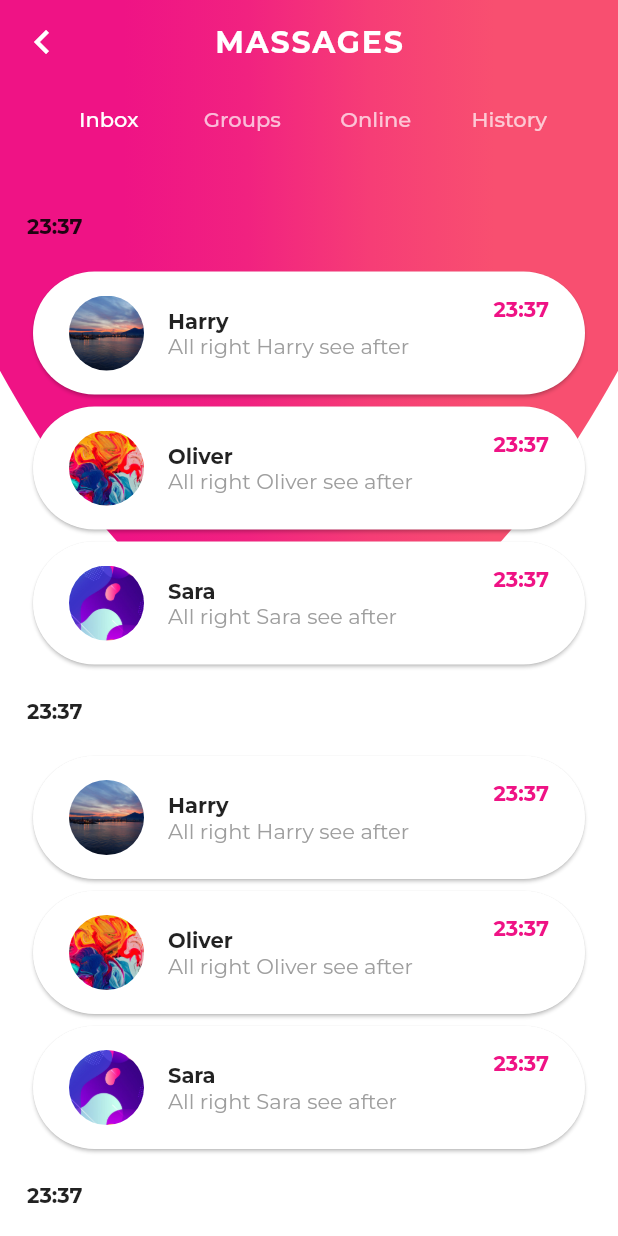
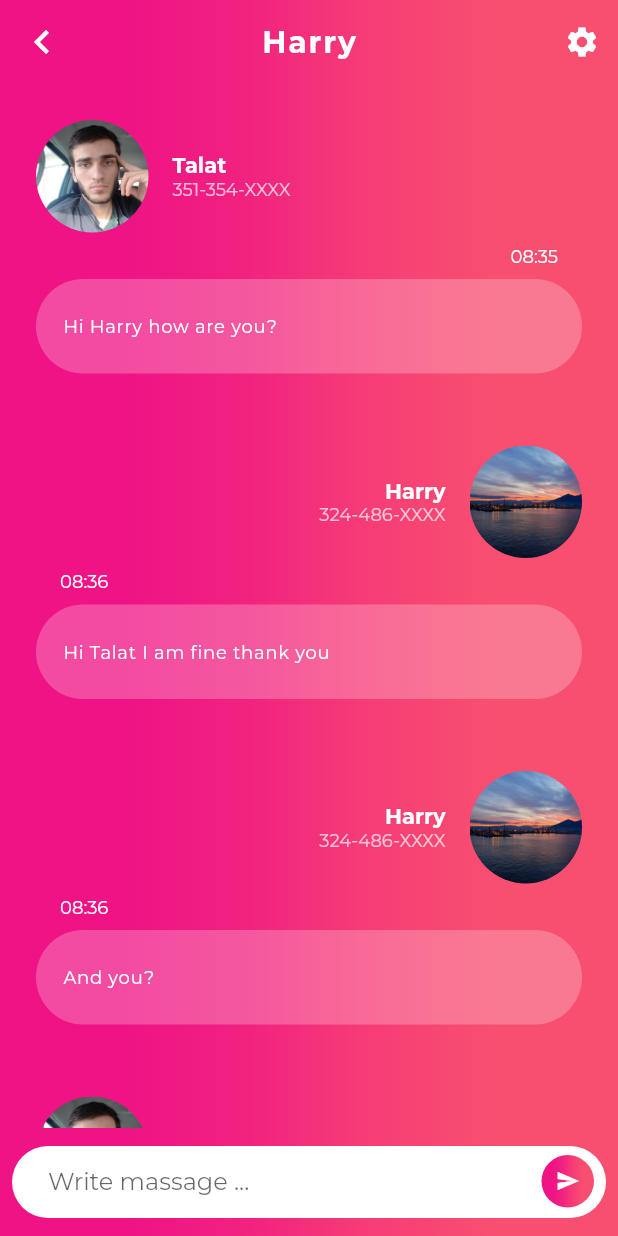
Before and after one commit to elbeicktalat/flutter_ui, a Flutter app: the screen it shows after launch, on a phone screen of 412 x 824 dp. Run offline on Flutter 3.47's test engine with Material 2 defaults, Android fonts, the phone set to English and light mode, and no system bars; our stand-ins replace google_fonts; missing offline and left inert: flutter_page_view_indicator.

Commit message:
add chat_1 conservation.

```diff
--- /dev/null
+++ b/lib/chats/chat1/chat_1_conversation.dart
@@ -0,0 +1,302 @@
+import 'package:flutter/material.dart';
+import 'package:flutter_ui/chats/chat1/models/conversion.dart';
+import 'package:flutter_ui/chats/chat1/models/massage.dart';
+import 'package:flutter_ui/chats/chat1/provider.dart';
+import 'package:google_fonts/google_fonts.dart';
+
+class Chat1Conversation extends StatefulWidget {
+  const Chat1Conversation({Key? key, required this.id}) : super(key: key);
+
+  final String id;
+
+  @override
+  State<Chat1Conversation> createState() => _Chat1ConversationState();
+}
+
+class _Chat1ConversationState extends State<Chat1Conversation> {
+  final Conversion _conversion = Provider.getConversions().first;
+  final Key _formKey = GlobalKey<FormState>();
+  late final TextEditingController _editingController;
+
+  @override
+  void initState() {
+    super.initState();
+    _editingController = TextEditingController();
+  }
+
+  @override
+  void dispose() {
+    super.dispose();
+    _editingController.dispose();
+  }
+
+  final Gradient _gradient = const LinearGradient(
+    colors: [
+      Color(0xffef1385),
+      Color(0xfff12280),
+      Color(0xfff63d76),
+      Color(0xfff84f70),
+    ],
+    stops: [
+      0.2,
+      0.4,
+      0.6,
+      0.8,
+    ],
+  );
+
+  @override
+  Widget build(BuildContext context) {
+    ThemeData theme = ThemeData();
+    return Theme(
+      data: ThemeData(
+        colorScheme: theme.colorScheme.copyWith(
+          primary: const Color(0xfff84f70),
+          secondary: const Color(0xffef1385),
+        ),
+        fontFamily: GoogleFonts.montserrat().fontFamily,
+      ),
+      child: Stack(
+        children: [
+          Container(
+            decoration: BoxDecoration(
+              gradient: _gradient,
+            ),
+          ),
+          Scaffold(
+            backgroundColor: Colors.transparent,
+            appBar: AppBar(
+              backgroundColor: Colors.transparent,
+              elevation: 0.0,
+              leading: IconButton(
+                onPressed: () {},
+                icon: const Icon(Icons.chevron_left, size: 32.0),
+              ),
+              actions: [
+                IconButton(
+                  onPressed: () {},
+                  icon: const Icon(Icons.settings),
+                )
+              ],
+              centerTitle: true,
+              title: Text(
+                _conversion.contact.name,
+                style: const TextStyle(
+                  fontWeight: FontWeight.bold,
+                  letterSpacing: 1.2,
+                ),
+              ),
+            ),
+            body: Column(
+              children: [
+                Flexible(
+                  child: ListView.builder(
+                    itemCount: _conversion.massages.length,
+                    itemBuilder: (BuildContext context, int position) {
+                      if (_conversion.massages[position].sender.name ==
+                          widget.id) {
+                        return _leftMassage(_conversion.massages[position]);
+                      } else {
+                        return _rightMassage(_conversion.massages[position]);
+                      }
+                    },
+                  ),
+                ),
+                _sendMassageForm(context),
+              ],
+            ),
+          ),
+        ],
+      ),
+    );
+  }
+
+  Widget _leftMassage(Massage massage) {
+    return Padding(
+      padding: const EdgeInsets.all(24.0),
+      child: Column(
+        crossAxisAlignment: CrossAxisAlignment.end,
+        children: [
+          Row(
+            children: [
+              Container(
+                width: 75.0,
+                height: 75.0,
+                decoration: BoxDecoration(
+                  image: DecorationImage(
+                    image: ExactAssetImage(massage.sender.avatar),
+                    fit: BoxFit.cover,
+                  ),
+                  shape: BoxShape.circle,
+                ),
+              ),
+              const SizedBox(width: 16.0),
+              Column(
+                crossAxisAlignment: CrossAxisAlignment.start,
+                children: [
+                  Text(
+                    massage.sender.name,
+                    style: const TextStyle(
+                      fontWeight: FontWeight.bold,
+                      color: Colors.white,
+                    ),
+                  ),
+                  Text(
+                    massage.sender.phone,
+                    style: const TextStyle(
+                      fontSize: 12.0,
+                      color: Colors.white70,
+                    ),
+                  ),
+                ],
+              ),
+            ],
+          ),
+          Container(
+            margin: const EdgeInsets.symmetric(vertical: 8.0, horizontal: 16.0),
+            child: Text(
+              massage.dateTime,
+              style: const TextStyle(
+                color: Colors.white,
+                fontSize: 12.0,
+              ),
+            ),
+          ),
+          Container(
+            width: double.infinity,
+            padding: const EdgeInsets.symmetric(vertical: 24, horizontal: 18),
+            decoration: BoxDecoration(
+              color: Colors.white24,
+              borderRadius: BorderRadius.circular(50.0),
+            ),
+            child: Text(
+              massage.body,
+              style: const TextStyle(
+                fontSize: 12.0,
+                color: Colors.white,
+                letterSpacing: 0.5,
+              ),
+            ),
+          ),
+        ],
+      ),
+    );
+  }
+
+  Widget _rightMassage(Massage massage) {
+    return Padding(
+      padding: const EdgeInsets.all(24.0),
+      child: Column(
+        crossAxisAlignment: CrossAxisAlignment.start,
+        children: [
+          Row(
+            mainAxisAlignment: MainAxisAlignment.end,
+            children: [
+              Column(
+                crossAxisAlignment: CrossAxisAlignment.end,
+                children: [
+                  Text(
+                    massage.sender.name,
+                    style: const TextStyle(
+                      fontWeight: FontWeight.bold,
+                      color: Colors.white,
+                    ),
+                  ),
+                  Text(
+                    massage.sender.phone,
+                    style: const TextStyle(
+                      fontSize: 12.0,
+                      color: Colors.white70,
+                    ),
+                  ),
+                ],
+              ),
+              const SizedBox(width: 16.0),
+              Container(
+                width: 75.0,
+                height: 75.0,
+                decoration: BoxDecoration(
+                  image: DecorationImage(
+                    image: ExactAssetImage(massage.sender.avatar),
+                    fit: BoxFit.cover,
+                  ),
+                  shape: BoxShape.circle,
+                ),
+              ),
+            ],
+          ),
+          Container(
+            margin: const EdgeInsets.symmetric(vertical: 8.0, horizontal: 16.0),
+            child: Text(
+              massage.dateTime,
+              style: const TextStyle(
+                color: Colors.white,
+                fontSize: 12.0,
+              ),
+            ),
+          ),
+          Container(
+            width: double.infinity,
+            padding: const EdgeInsets.symmetric(vertical: 24, horizontal: 18),
+            decoration: BoxDecoration(
+              color: Colors.white24,
+              borderRadius: BorderRadius.circular(50.0),
+            ),
+            child: Text(
+              massage.body,
+              style: const TextStyle(
+                fontSize: 12.0,
+                color: Colors.white,
+                letterSpacing: 0.5,
+              ),
+            ),
+          ),
+        ],
+      ),
+    );
+  }
+
+  Widget _sendMassageForm(BuildContext context) {
+    return Container(
+      padding: const EdgeInsets.symmetric(vertical: 12.0, horizontal: 8.0),
+      child: Form(
+        key: _formKey,
+        child: Stack(
+          children: [
+            TextFormField(
+              controller: _editingController,
+              decoration: InputDecoration(
+                hintText: 'Write massage ...',
+                border: OutlineInputBorder(
+                  borderSide: BorderSide.none,
+                  borderRadius: BorderRadius.circular(50.0),
+                ),
+                contentPadding: const EdgeInsets.symmetric(horizontal: 24.0),
+                filled: true,
+                fillColor: Colors.white,
+              ),
+            ),
+            Align(
+              alignment: Alignment.centerRight,
+              child: Transform.translate(
+                offset: const Offset(-8, 6),
+                child: Container(
+                  width: 35.0,
+                  height: 35.0,
+                  decoration: BoxDecoration(
+                    gradient: _gradient,
+                    shape: BoxShape.circle,
+                  ),
+                  child: IconButton(
+                    onPressed: () {},
+                    icon: const Icon(Icons.send, color: Colors.white, size: 16.0),
+                  ),
+                ),
+              ),
+            )
+          ],
+        ),
+      ),
+    );
+  }
+}
--- a/lib/chats/chat1/provider.dart
+++ b/lib/chats/chat1/provider.dart
@@ -10,50 +10,50 @@ class Provider {
         Massage(
           sender: contact1,
           receiver: contact2,
-          dateTime: '23:35',
+          dateTime: '08:35',
           body: 'Hi ${contact2.name} how are you?',
         ),
         Massage(
           sender: contact2,
           receiver: contact1,
-          dateTime: '23:35',
+          dateTime: '08:36',
           body: 'Hi ${contact1.name} I am fine thank you',
         ),
         Massage(
           sender: contact2,
           receiver: contact1,
-          dateTime: '23:36',
+          dateTime: '08:36',
           body: 'And you?',
         ),
         Massage(
           sender: contact1,
           receiver: contact2,
-          dateTime: '23:36',
+          dateTime: '08:37',
           body: 'I am also fine thank you',
         ),
         Massage(
           sender: contact2,
           receiver: contact1,
-          dateTime: '23:36',
+          dateTime: '08:37',
           body: 'Do you want take your coffee with me?',
         ),
         Massage(
           sender: contact1,
           receiver: contact2,
-          dateTime: '23:37',
+          dateTime: '08:37',
           body: 'Off course let me know where',
         ),
         Massage(
           sender: contact2,
           receiver: contact1,
-          dateTime: '23:37',
-          body: 'Well there is great cafeteria under my house',
+          dateTime: '08:38',
+          body: 'Well there is great cafeteria under my house, what do you think about going there.',
         ),
         Massage(
           sender: contact1,
           receiver: contact2,
-          dateTime: '23:37',
-          body: 'All right ${contact2.name} see after',
+          dateTime: '08:40',
+          body: 'Nice idea ${contact2.name} see you there!',
         ),
       ],
     );
@@ -61,7 +61,7 @@ class Provider {
 
   static List<Conversion> getConversions() {
     Contact contact1 = Contact(
-      name: 'Talat El Beick',
+      name: 'Talat',
       phone: '351-354-XXXX',
       avatar: 'assets/images/profiles/me.jpg',
     );
--- a/lib/main.dart
+++ b/lib/main.dart
@@ -1,5 +1,5 @@
 import 'package:flutter/material.dart';
-import 'package:flutter_ui/chats/chat1/chat_1.dart';
+import 'package:flutter_ui/chats/chat1/chat_1_conversation.dart';
 
 void main() {
   runApp(const MyApp());
@@ -16,7 +16,7 @@ class MyApp extends StatelessWidget {
       theme: ThemeData(
         primarySwatch: Colors.blue,
       ),
-      home: const Chat1(),
+      home: const Chat1Conversation(id: 'Talat'),
     );
   }
 }
```
Also changed, not shown: doc/readme/chats/chat1/chat1_conservation.png (added), 1 other file.
